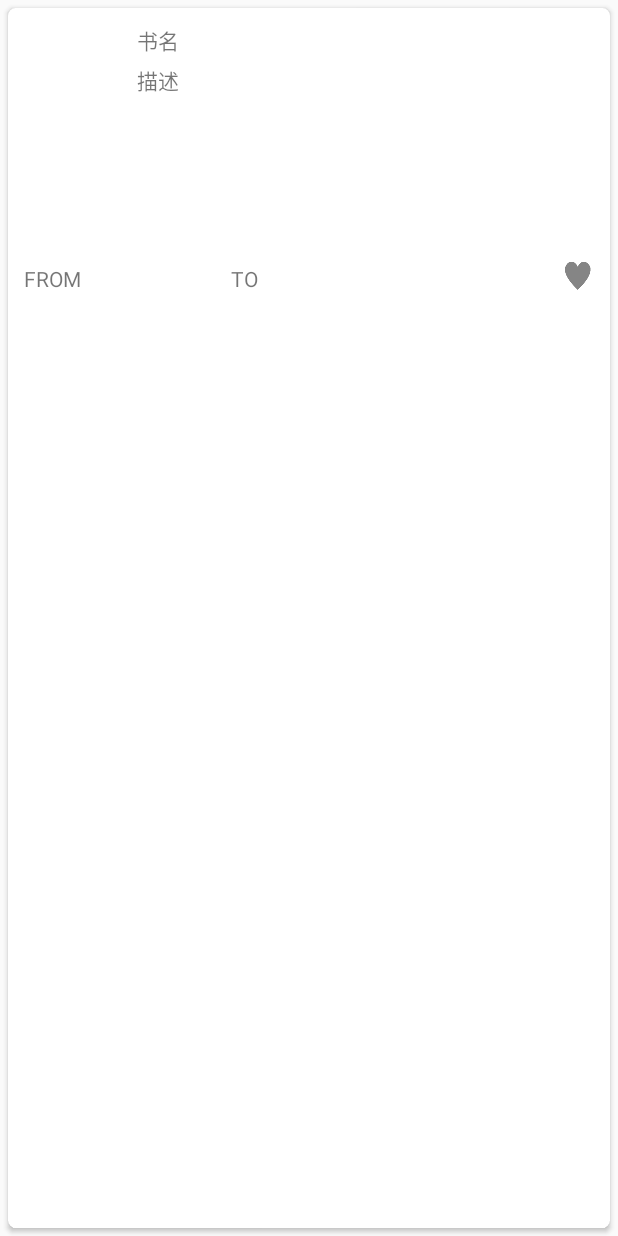
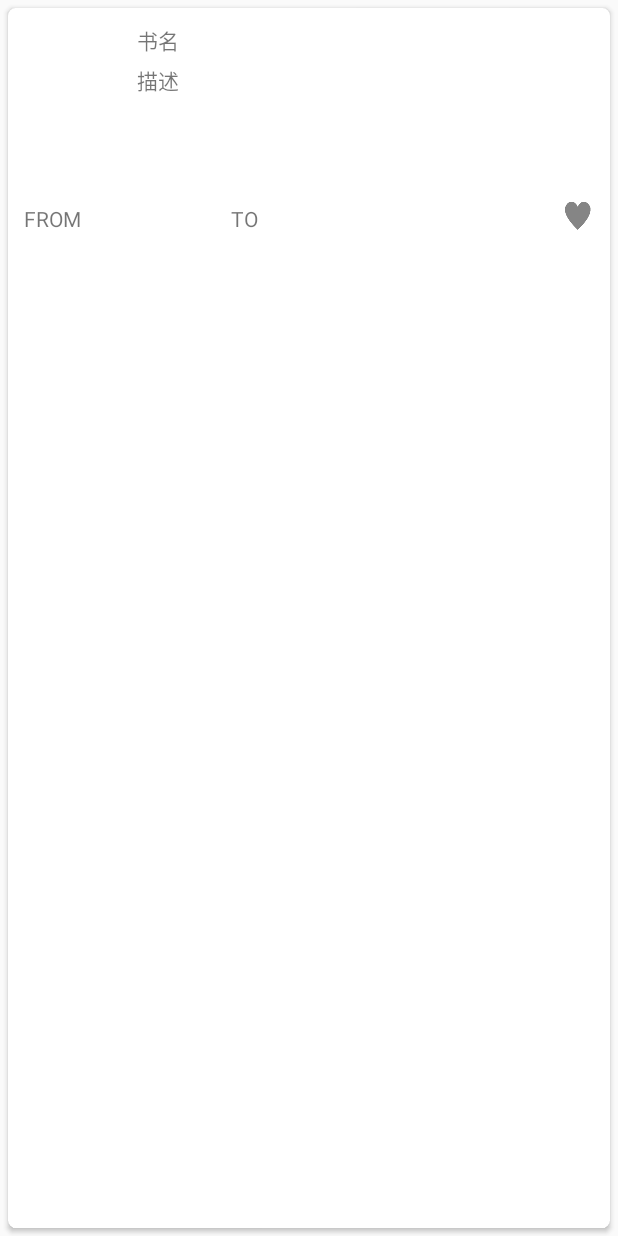
Before and after one commit to CalibrePortable/CalibrePortable, an Android app: the layout cardview_lend.xml on its own in the app's theme, with its tools: preview values and no code run, on a phone screen of 412 x 824 dp. Run offline under Robolectric (Android 15) with nearby library versions, the light colour scheme and no system bars.

Commit message:
调整SmartLib4Admin客户端 Item大小

```diff
--- a/SmartLib4Admin/app/src/main/res/layout/cardview_lend.xml
+++ b/SmartLib4Admin/app/src/main/res/layout/cardview_lend.xml
@@ -11,7 +11,7 @@
 
   <RelativeLayout
       android:layout_width="match_parent"
-      android:layout_height="200dp"
+      android:layout_height="160dp"
       android:padding="5dp">
 
 
@@ -55,7 +55,6 @@
 
     <TextView
         android:id="@+id/tv_borrow_at"
-        android:layout_marginTop="40dp"
         android:text="FROM"
         android:layout_alignLeft="@+id/iv_book_icon"
         android:layout_below="@+id/iv_book_icon"
@@ -82,8 +81,6 @@
         android:layout_alignRight="@+id/tv_book_favour"
         android:textColor="@color/POMEGRANATE"
         android:id="@+id/tv_add_one"/>
-
-
   </RelativeLayout>
 
 </android.support.v7.widget.CardView>
--- a/SmartLib4Admin/app/src/main/res/layout/cardview_library.xml
+++ b/SmartLib4Admin/app/src/main/res/layout/cardview_library.xml
@@ -11,7 +11,7 @@
 
   <RelativeLayout
       android:layout_width="match_parent"
-      android:layout_height="150dp"
+      android:layout_height="160dp"
       android:padding="5dp">
 
 
--- a/SmartLib4Admin/app/src/main/res/layout/fragment_lend.xml
+++ b/SmartLib4Admin/app/src/main/res/layout/fragment_lend.xml
@@ -18,6 +18,9 @@
         android:id="@+id/recycle_view">
     </android.support.v7.widget.RecyclerView>
 
+
+
+
   </android.support.v4.widget.SwipeRefreshLayout>
 
 
```
Also changed, not shown: SmartLib4Admin/app/src/main/java/org/geeklub/smartlib4admin/module/lend/LendFragment.java (+8 -10 lines).
